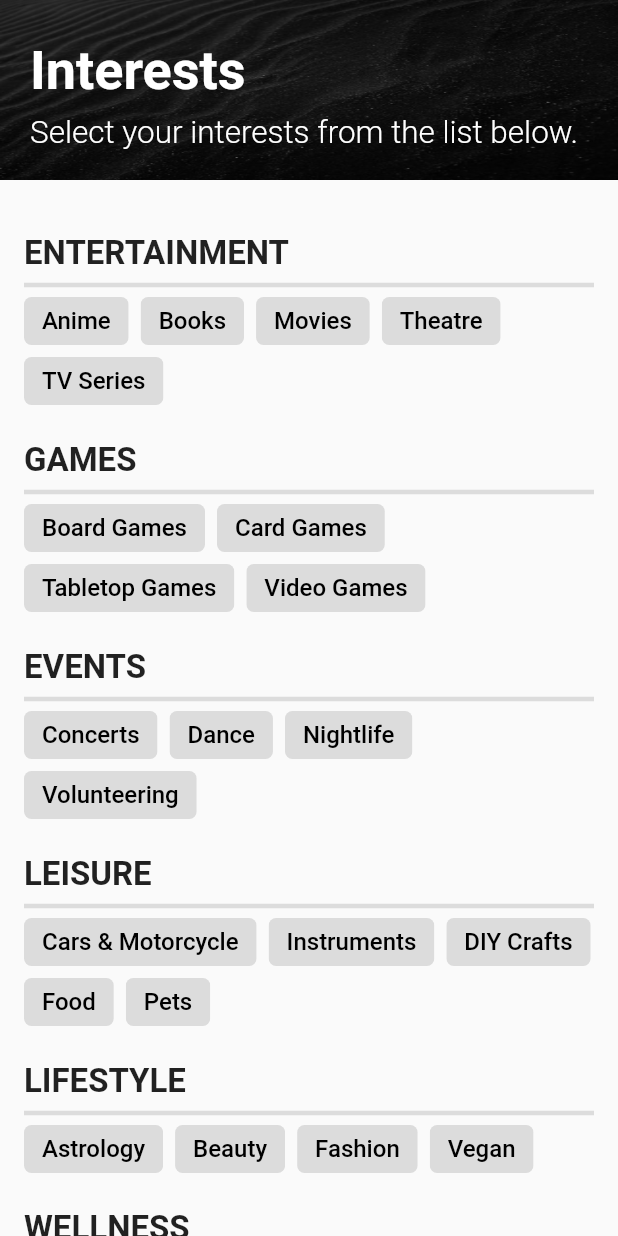
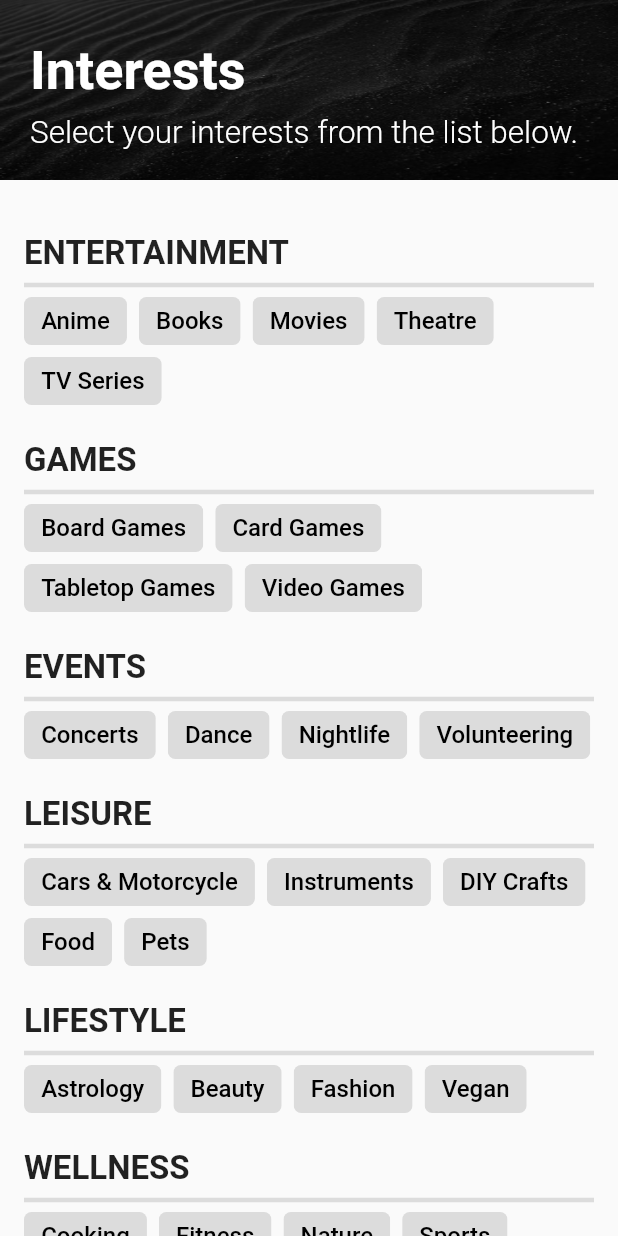
Before and after one commit to Matthew-Cacchione/connect, a Flutter app: the Interests screen opened by its route, on a phone screen of 412 x 824 dp. Run offline on Flutter 3.47's test engine with Material 2 defaults, Android fonts, the phone set to English and light mode, and no system bars; our stand-ins replace cloud_firestore, firebase_auth, firebase_core; accounts and stored records are empty.

Commit message:
Moved ThemeData to a separate file

```diff
--- a/lib/screens/interests.dart
+++ b/lib/screens/interests.dart
@@ -18,12 +18,10 @@ class _InterestsState extends State<Interests> {
       selectedColor: colorSecondary,
       labelStyle: const TextStyle(
         color: Colors.black,
+        fontSize: 16,
       ),
       materialTapTargetSize: MaterialTapTargetSize.shrinkWrap,
-      label: Text(
-        choiceLabel,
-        style: const TextStyle(fontSize: 16),
-      ),
+      label: Text(choiceLabel),
       selected: _selectedItems.contains(choiceLabel),
       shape: RoundedRectangleBorder(
         borderRadius: BorderRadius.circular(5),
--- /dev/null
+++ b/lib/themes.dart
@@ -0,0 +1,21 @@
+import 'package:flutter/material.dart';
+
+import 'constants.dart';
+
+ThemeData lightTheme = ThemeData(
+  colorScheme: const ColorScheme(
+    primary: colorPrimary,
+    primaryVariant: colorPrimary,
+    secondary: colorSecondary,
+    secondaryVariant: colorSecondary,
+    surface: Colors.white,
+    background: Colors.white,
+    error: colorError,
+    onPrimary: Colors.white,
+    onSecondary: Colors.white,
+    onSurface: Colors.black,
+    onBackground: Colors.black,
+    onError: Colors.black,
+    brightness: Brightness.light,
+  ),
+);
```
Also changed, not shown: lib/main.dart (+2 -17 lines).
